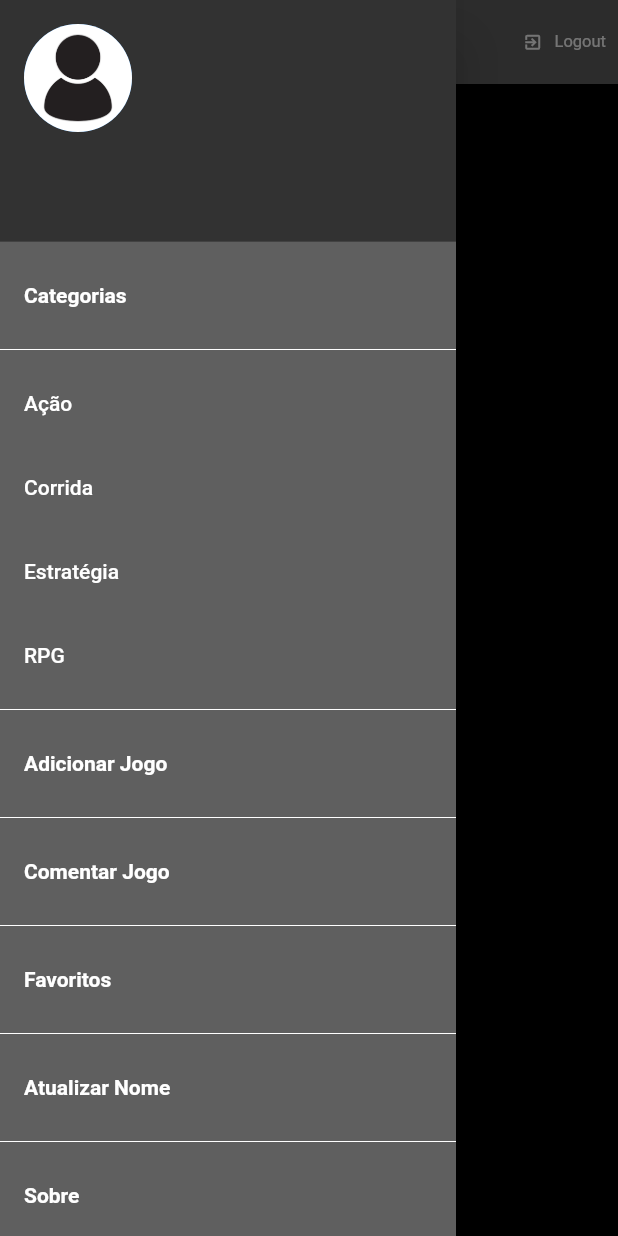
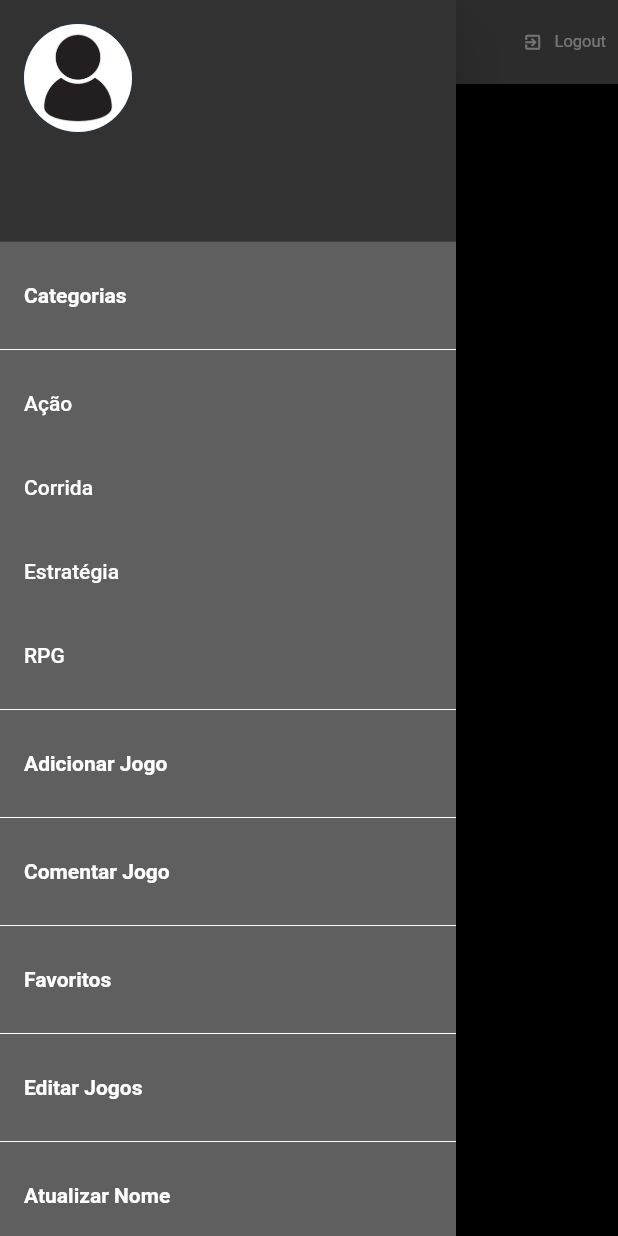
Before and after one commit to Mazzer9/Trabalho_Flutter_Firebase, a Flutter app: the TelaPrincipal screen opened by its route, with the side drawer open, on a phone screen of 412 x 824 dp. Run offline on Flutter 3.47's test engine with Material 2 defaults, Android fonts, the light colour scheme and no system bars; our stand-ins replace cloud_firestore, device_preview, firebase_auth, firebase_core; missing offline and left inert: dart:js; accounts and stored records are empty.

Commit message:
Add files via upload

```diff
--- a/lib/controller/login_controller.dart
+++ b/lib/controller/login_controller.dart
@@ -1,6 +1,8 @@
 import 'package:cloud_firestore/cloud_firestore.dart';
 import 'package:firebase_auth/firebase_auth.dart';
 import 'package:flutter/material.dart';
+import 'package:projeto/model/comentarios.dart';
+import 'package:projeto/model/games.dart';
 import 'package:projeto/model/usuario.dart';
 
 import '../view/util.dart';
@@ -101,6 +103,4 @@ class LoginController {
         .collection('usuarios')
         .where('uid', isEqualTo: LoginController().idUsuario());
   }
-
-
 }
--- a/lib/main.dart
+++ b/lib/main.dart
@@ -4,6 +4,7 @@ import 'dart:js';
 import 'package:device_preview/device_preview.dart';
 import 'package:flutter/material.dart';
 import 'package:projeto/view/adicionar_jogo.dart';
+import 'package:projeto/view/atualizar_jogos.dart';
 import 'package:projeto/view/atualizar_usuario.dart';
 import 'package:projeto/view/categoria_view.dart';
 import 'package:projeto/view/categoria_view2.dart';
@@ -46,6 +47,7 @@ Future<void> main() async {
         't8': (context) => TelaFavoritos(),
         't9': (context) => Sobre(),
         't10':(context) => AtualizarUsuario(),
+        't11':(context) => AtualizarJogos(),
       },
       ),
     ),
--- a/lib/model/comentarios.dart
+++ b/lib/model/comentarios.dart
@@ -7,4 +7,15 @@ class Comentar {
     required this.nome,
     required this.comentario,
   });
+
+   Comentar.fromMap(Map<String, dynamic> map)
+      : nome = map["nome"],
+        comentario = map["comentario"];
+
+  Map<String, dynamic> toMap() {
+    return {
+      "nome": nome,
+      "comentario": comentario,
+    };
+  }
 }
--- a/lib/repositories/games_repository.dart
+++ b/lib/repositories/games_repository.dart
@@ -2,108 +2,11 @@ import '../model/comentarios.dart';
 import '../model/games.dart';
 
 class GamesRepository{
-  static List<Games> tabela = [
-    /*Games(
-      nome: 'GTA V',
-      foto: 'lib/images/gta5.jpg',
-      categoria: 'Ação',
-      plataforma: 'PC, PS3, PS4, PS5, Xbox 360, Xbox One, Xbox Series X',
-      sobre: 'O jogo se passa no estado ficcional de San Andreas, com a história da campanha um jogador seguindo três criminosos e seus esforços para realizarem assaltos sob a pressão de uma agência governamental. O mundo aberto permite que os jogadores naveguem livremente pelas áreas rurais e urbanas de San Andreas.' ),
-
-    Games(
-      nome: 'Kingdom Come: Deliverance',
-      foto: 'lib/images/kcd.jpg',
-      categoria: 'RPG',
-      plataforma: 'PC, PS4, Xbox One',
-      sobre: 'Kingdom Come: Deliverance é um RPG histórico onde você embarca em uma aventura épica pelo mundo aberto e gigantesco da Boêmia medieval. Vingue a morte de seus pais enquanto enfrenta hordas invasoras e se envolva em missões onde suas escolhas influenciam o mundo à sua volta.' ),
-
-    Games(
-      nome: 'The Witcher 3: Wild Hunt',
-      foto: 'lib/images/thewitcher3.jpg',
-      categoria: 'RPG',
-      plataforma: 'PC, PS4, PS5, Xbox One, Xbox Series X, Nintendo Switch',
-      sobre: 'Você é Geralt de Rívia, mercenário matador de monstros. Você está em um continente devastado pela guerra e infestado de monstros para você explorar à vontade. Sua tarefa é encontrar Ciri, a Criança da Profecia — uma arma viva que pode alterar a forma do mundo.' ),
-
-    Games(
-      nome: 'God of War',
-      foto: 'lib/images/gow.jpg',
-      categoria: 'Ação',
-      plataforma: 'PC, PS4, PS5',
-      sobre: 'Com a vingança contra os deuses do Olimpo em um passado distante, Kratos agora vive como um mortal no reino dos deuses e monstros nórdicos. É nesse mundo duro e implacável que ele deve lutar para sobreviver... e ensinar seu filho a fazer o mesmo.' ),
-
-    Games(
-      nome: 'Red Dead Redemption 2',
-      foto: 'lib/images/rdr2.jpg',
-      categoria: 'Ação',
-      plataforma: 'PC, PS4, Xbox One',
-      sobre: 'Red Dead Redemption 2, a épica aventura de mundo aberto da Rockstar Games aclamada pela crítica e o jogo mais bem avaliado desta geração de consoles, agora chega aprimorado para PC com conteúdos inéditos no Modo História, melhorias visuais e muito mais.' ),
-
-    Games(
-      nome: 'Need for Speed Unbound',
-      foto: 'lib/images/nfs.jpg',
-      categoria: 'Corrida',
-      plataforma: 'PC, PS5, Xbox Series X,',
-      sobre: 'Red Dead Redemption 2, a épica aventura de mundo aberto da Rockstar Games aclamada pela crítica e o jogo mais bem avaliado desta geração de consoles, agora chega aprimorado para PC com conteúdos inéditos no Modo História, melhorias visuais e muito mais.' ),
-
-    Games(
-      nome: 'The Last of Us Part I',
-      foto: 'lib/images/thelast.jpg',
-      categoria: 'Ação',
-      plataforma: 'PC, PS3, PS4, PS5',
-      sobre: 'Em uma civilização devastada, em que infectados e sobreviventes veteranos estão à solta, Joel, um protagonista abatido, é contratado para tirar uma garota de 14 anos, Ellie, de uma zona de quarentena militar. No entanto, o que começa como um pequeno serviço se transforma em uma jornada brutal através do país.' ),
-
-    Games(
-      nome: 'Cyberpunk 2077',
-      foto: 'lib/images/cyberpunk.jpg',
-      categoria: 'RPG',
-      plataforma: 'PC, PS4, PS5, Xbox One, Xbox Series X',
-      sobre: 'Cyberpunk 2077 é um RPG de ação e aventura em mundo aberto que se passa em Night City, uma megalópole perigosa onde todos são obcecados por poder, glamour e alterações corporais.' ),
-
-    Games(
-      nome: 'Hitman',
-      foto: 'lib/images/hitman.jpg',
-      categoria: 'Ação',
-      plataforma: 'PC, PS4, PS5, Xbox One, Xbox Series X',
-      sobre: 'Aonde ir, quando atacar, quem matar: você decide.' ),
-
-      Games(
-      nome: 'Assassins Creed Valhalla',
-      foto: 'lib/images/acvalhalla.png',
-      categoria: 'RPG',
-      plataforma: 'PC, PS4, PS5, Xbox One, Xbox Series X',
-      sobre: 'Torne-se um viking lendário em busca de glória. Ataque seus inimigos, amplie seu assentamento e consolide seu poder político.' ),
-
-      Games(
-      nome: 'The Crew 2',
-      foto: 'lib/images/thecrew2.jpg',
-      categoria: 'Corrida',
-      plataforma: 'PC, PS4, Xbox One',
-      sobre: 'Seja bem-vindo a Motornation! Enfrente desafios por terra, céu e mar e sinta a liberdade sem limites do nosso grande e belo mundo aberto recriado! Conquiste a fama!' ),
-
-      Games(
-      nome: 'Mount & Blade II: Bannerlord',
-      foto: 'lib/images/mb2.jpg',
-      categoria: 'Estratégia',
-      plataforma: 'PC, PS4, PS5, Xbox One, Xbox Series X',
-      sobre: 'Um RPG de ação/estratégia. Crie um personagem, seja diplomata, fabrique, comercialize e conquiste terras num vasto mundo medieval. Leve seus exércitos a grandes batalhas, comande suas tropas e use sua habilidade para lutar ao lado delas num sistema de combate direcional complexo e intuitivo.' ),
-
-      Games(
-      nome: 'A Total War Saga: TROY',
-      foto: 'lib/images/troy.jpg',
-      categoria: 'Estratégia',
-      plataforma: 'PC',
-      sobre: 'Nessa era lendária, os heróis caminham sobre a Terra. Com uma conduta que surpreende o mundo, o audacioso Páris, príncipe de Troia, foge com a bela rainha de Esparta. Os dois fogem de navio e o rei Menelau roga uma praga contra a rainha. Ele promete trazer sua esposa de volta para casa, custe o que custar!' ),
-*/
-  ];
-
+  static List<Games> tabela = [];
 }
 
 class ComentariosRepository{
-  static List<Comentar> tabelacomentario = [
-    Comentar(
-      nome: 'GTA V',
-      comentario: 'Jogo muito bom'),
-  ];
+  static List<Comentar> tabelacomentario = [];
 }
 
 class Favorito{
--- a/lib/view/adicionar_jogo.dart
+++ b/lib/view/adicionar_jogo.dart
@@ -2,7 +2,6 @@
 
 import 'package:cloud_firestore/cloud_firestore.dart';
 import 'package:flutter/material.dart';
-import 'package:projeto/controller/jogos_controller.dart';
 import '../model/games.dart';
 
 class AdicionarJogo extends StatefulWidget {
@@ -119,6 +118,7 @@ class _AdicionarJogoState extends State<AdicionarJogo> {
                       'Jogo adicionado com sucesso.',
                       Colors.blueAccent.shade100,
                     );
+                    Navigator.pop(context);
                   } else {
                     mensagem(
                       'Os campos não podem ser vazios.',
--- a/lib/view/atualizar_usuario.dart
+++ b/lib/view/atualizar_usuario.dart
@@ -27,7 +27,7 @@ class _AtualizarUsuarioState extends State<AtualizarUsuario> {
       appBar: AppBar(
         centerTitle: true,
         backgroundColor: Color.fromARGB(255, 95, 95, 95),
-        title: Text('Atualizar nome'),
+        title: Text('Atualizar Nome'),
       ),
       body: Padding(
         padding: const EdgeInsets.all(20.0),
--- a/lib/view/login_principal.dart
+++ b/lib/view/login_principal.dart
@@ -1,7 +1,6 @@
 // ignore_for_file: prefer_const_constructors, prefer_const_literals_to_create_immutables
 
 import 'package:flutter/material.dart';
-import 'package:projeto/controller/jogos_controller.dart';
 import 'package:projeto/controller/login_controller.dart';
 import 'package:projeto/view/recuperar_senha.dart';
 import 'cadastro.dart';
--- a/lib/view/principal_view.dart
+++ b/lib/view/principal_view.dart
@@ -3,6 +3,7 @@
 import 'package:cloud_firestore/cloud_firestore.dart';
 import 'package:flutter/material.dart';
 import 'package:projeto/controller/login_controller.dart';
+import 'package:projeto/model/comentarios.dart';
 import 'package:projeto/repositories/games_repository.dart';
 import 'package:projeto/view/games_detalhes.dart';
 import '../model/games.dart';
@@ -26,6 +27,19 @@ class _TelaPrincipalState extends State<TelaPrincipal> {
         tabela.clear();
         for (var doc in snapshot.docs) {
           tabela.add(Games.fromMap(doc.data()));
+        }
+      });
+    });
+
+    FirebaseFirestore.instance
+        .collection("comentarios")
+        .snapshots()
+        .listen((snapshot) {
+      setState(() {
+        var tabelacomentario = ComentariosRepository.tabelacomentario;
+        tabelacomentario.clear();
+        for (var doc in snapshot.docs) {
+          tabelacomentario.add(Comentar.fromMap(doc.data()));
         }
       });
     });
@@ -176,6 +190,21 @@ class _TelaPrincipalState extends State<TelaPrincipal> {
           ),
           ListTile(
             title: Text(
+              'Editar Jogos',
+              style: TextStyle(
+                fontWeight: FontWeight.bold,
+                color: Colors.white,
+              ),
+            ),
+            onTap: () {
+              Navigator.pushNamed(context, 't11').then((_) => setState(() {}));
+            },
+          ),
+          Divider(
+            color: Colors.white,
+          ),
+          ListTile(
+            title: Text(
               'Atualizar Nome',
               style: TextStyle(
                 fontWeight: FontWeight.bold,
```
Also changed, not shown: lib/controller/documentos_controller.dart (added, +38 -0 lines), lib/view/atualizar_jogos.dart (added, +210 -0 lines), lib/view/comentar_jogo.dart (+16 -17 lines), lib/view/comentarios_jogo.dart (+129 -13 lines).
